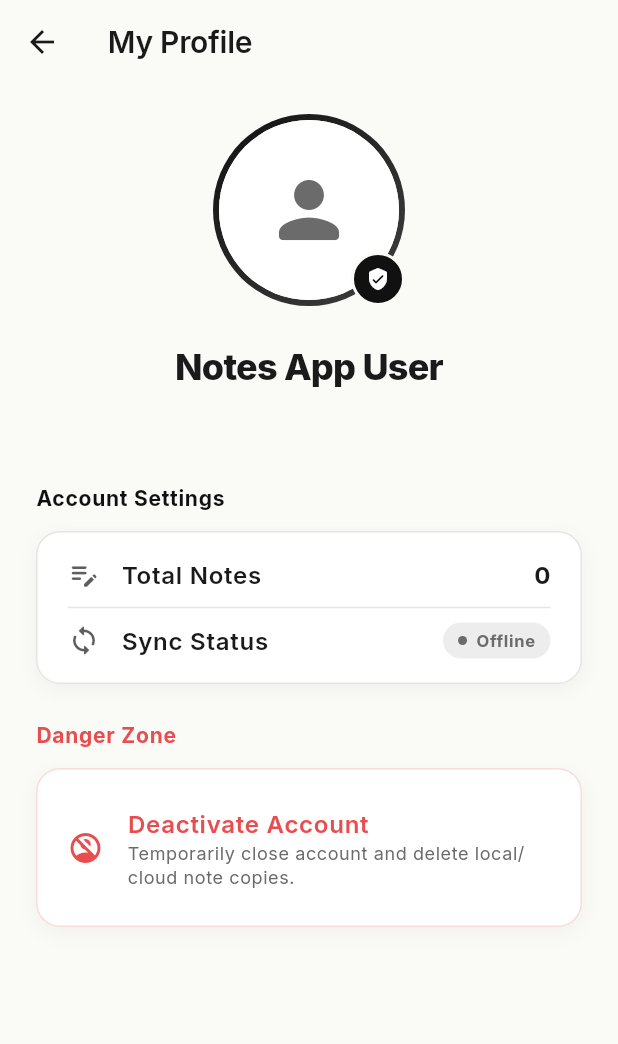
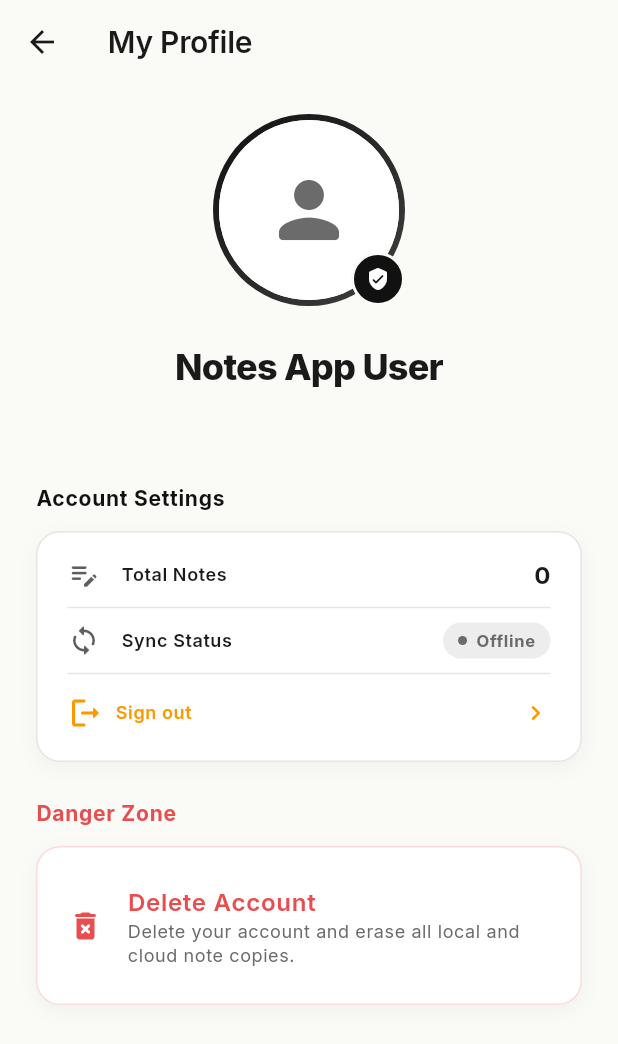
Before and after one commit to shohag7552/Note_app, a Flutter app: the ProfileScreen screen opened by its route, on a phone screen of 412 x 824 dp. Shown: the top 1044 px of the screen. Run offline on Flutter 3.47's test engine with Material 3 defaults, Android fonts, the phone set to English and light mode, and no system bars; our stand-ins replace appwrite, fluttertoast, get, google_fonts, google_sign_in, image_cropper and 6 more; missing offline and left inert: flutter_quill, flutter_quill_extensions; accounts and stored records are empty.

Commit message:
feat: add sign-out option to profile screen and remove it from navigation drawer

```diff
--- a/lib/screens/profile_screen.dart
+++ b/lib/screens/profile_screen.dart
@@ -3,6 +3,7 @@ import 'package:get/get.dart';
 import 'package:my_note_app/controller/auth_controller.dart';
 import 'package:my_note_app/controller/note_controller.dart';
 import 'package:my_note_app/services/sync_service.dart';
+import 'package:my_note_app/widgets/signout_dialog.dart';
 
 class ProfileScreen extends StatelessWidget {
   const ProfileScreen({super.key});
@@ -142,6 +143,30 @@ class ProfileScreen extends StatelessWidget {
                       label: 'Sync Status',
                       trailing: _syncChip(theme, syncStatus),
                     ),
+                    Divider(color: theme.dividerColor, height: 20),
+                    ListTile(
+                      contentPadding: EdgeInsets.zero,
+                      dense: true,
+                      visualDensity: const VisualDensity(vertical: -4, horizontal: -4),
+                      leading: Icon(
+                        Icons.logout_rounded,
+                        color: Colors.orange,
+                      ),
+                      title: Text(
+                        'Sign out',
+                        style: theme.textTheme.bodySmall?.copyWith(
+                          color: Colors.orange,
+                          // color: theme.colorScheme.error,
+                          fontWeight: FontWeight.w600,
+                        ),
+                      ),
+                      trailing: Icon(
+                        Icons.chevron_right_rounded,
+                        size: 20,
+                        color: Colors.orange,
+                      ),
+                      onTap: () => SignOutDialog.show(),
+                    ),
                   ],
                 ),
                 const SizedBox(height: 24),
@@ -164,24 +189,24 @@ class ProfileScreen extends StatelessWidget {
                     ListTile(
                       contentPadding: EdgeInsets.zero,
                       leading: Icon(
-                        Icons.no_accounts_rounded,
+                        Icons.delete_forever_rounded,
                         color: theme.colorScheme.error,
                       ),
                       title: Text(
-                        'Deactivate Account',
+                        'Delete Account',
                         style: theme.textTheme.bodyLarge?.copyWith(
                           color: theme.colorScheme.error,
                           fontWeight: FontWeight.w600,
                         ),
                       ),
                       subtitle: Text(
-                        'Temporarily close account and delete local/cloud note copies.',
+                        'Delete your account and erase all local and cloud note copies.',
                         style: theme.textTheme.bodySmall?.copyWith(
                           color: theme.hintColor,
                           height: 1.3,
                         ),
                       ),
-                      onTap: () => _showDeactivateDialog(context, auth),
+                      onTap: () => _showDeleteDialog(context, auth),
                     ),
                   ],
                 ),
@@ -228,7 +253,7 @@ class ProfileScreen extends StatelessWidget {
         const SizedBox(width: 14),
         Text(
           label,
-          style: theme.textTheme.bodyLarge?.copyWith(
+          style: theme.textTheme.bodySmall?.copyWith(
             fontWeight: FontWeight.w600,
           ),
         ),
@@ -274,7 +299,7 @@ class ProfileScreen extends StatelessWidget {
     );
   }
 
-  void _showDeactivateDialog(BuildContext context, AuthController auth) {
+  void _showDeleteDialog(BuildContext context, AuthController auth) {
     final theme = Theme.of(context);
 
     Get.dialog(
@@ -284,14 +309,14 @@ class ProfileScreen extends StatelessWidget {
           children: [
             Icon(Icons.warning_amber_rounded, color: theme.colorScheme.error),
             const SizedBox(width: 10),
-            const Text('Deactivate Account?'),
+            const Text('Delete Account?'),
           ],
         ),
         content: const Text(
-          'Are you sure you want to deactivate your account?\n\n'
+          'Are you sure you want to delete your account?\n\n'
           'All your synchronized cloud notes will be permanently erased. '
           'You will be signed out, and you will not be able to log '
-          'back into this account without contacting support.',
+          'back into this account.',
         ),
         actions: [
           TextButton(
@@ -312,7 +337,7 @@ class ProfileScreen extends StatelessWidget {
                           Get.back();
                           Get.snackbar(
                             'Error',
-                            'Failed to deactivate account. Please try again.',
+                            'Failed to delete account. Please try again.',
                             snackPosition: SnackPosition.BOTTOM,
                             backgroundColor: theme.colorScheme.error.withValues(alpha: 0.9),
                             colorText: Colors.white,
@@ -326,7 +351,7 @@ class ProfileScreen extends StatelessWidget {
                         child: CircularProgressIndicator(strokeWidth: 2),
                       )
                     : Text(
-                        'Deactivate',
+                        'Delete',
                         style: TextStyle(
                           color: theme.colorScheme.error,
                           fontWeight: FontWeight.bold,
```
Also changed, not shown: lib/widgets/drawer_widget.dart (+0 -21 lines).
